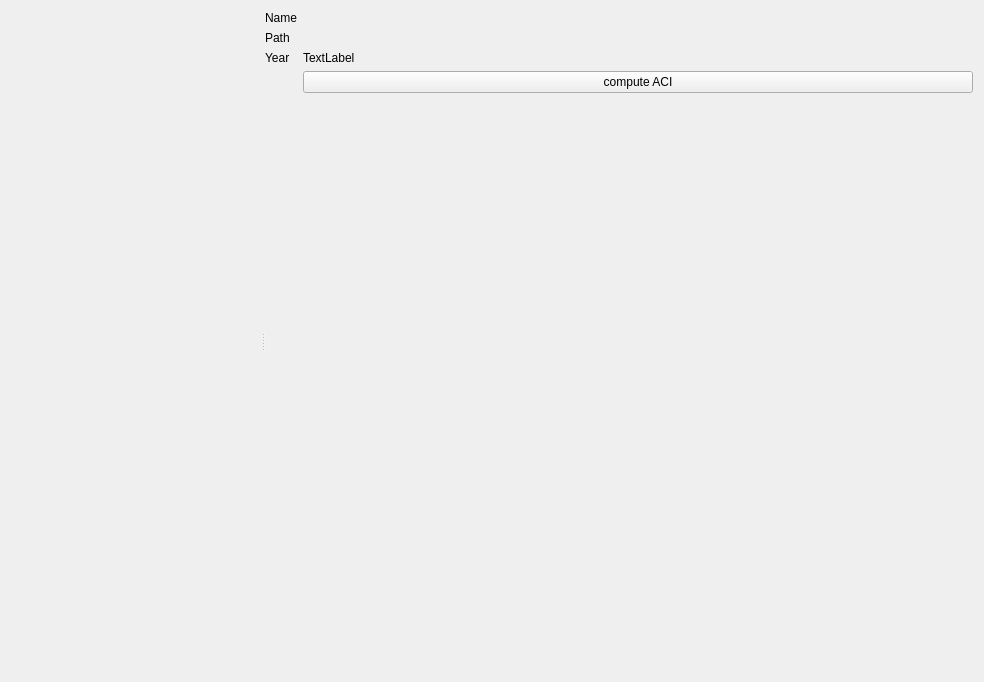
Qt form src/gui/widgets/audio/ui/audiomanager.ui (Vin985/ecosongs) before a commit.
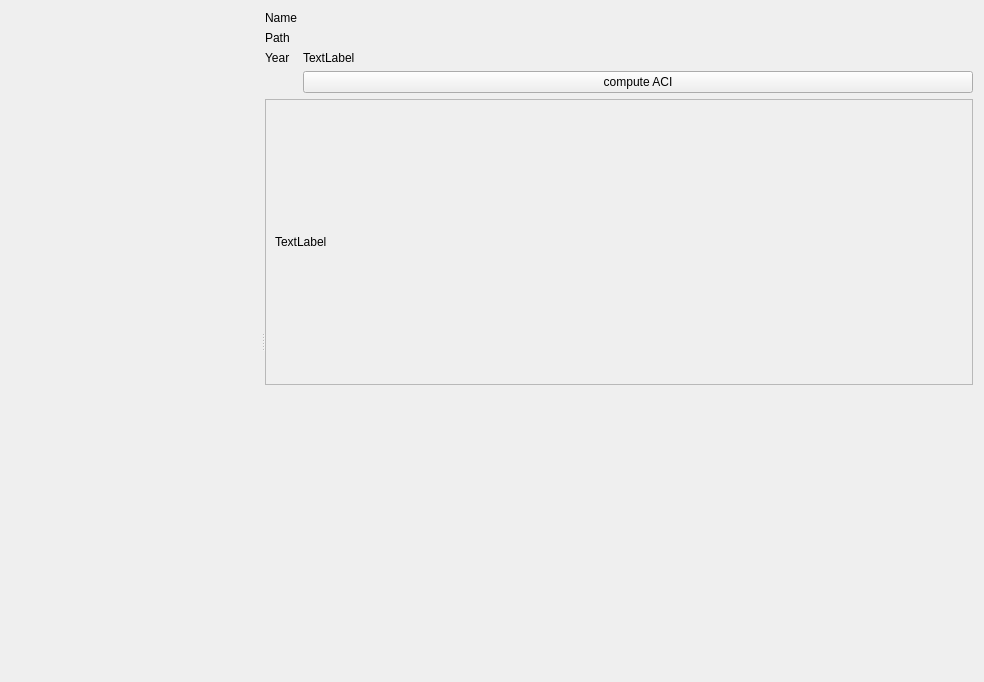
The same form after that commit. Custom widgets are drawn as their Qt base class.

Commit message: recordings model spectrogram display

Patch:
```diff
--- a/src/gui/widgets/audio/ui/audiomanager.ui
+++ b/src/gui/widgets/audio/ui/audiomanager.ui
@@ -48,7 +48,7 @@
          </property>
         </widget>
        </item>
-       <item row="4" column="0">
+       <item row="5" column="0">
         <spacer name="verticalSpacer">
          <property name="orientation">
           <enum>Qt::Vertical</enum>
@@ -109,6 +109,32 @@
          </property>
         </widget>
        </item>
+       <item row="4" column="0" colspan="2">
+        <widget class="QScrollArea" name="scrollArea">
+         <property name="widgetResizable">
+          <bool>true</bool>
+         </property>
+         <widget class="QWidget" name="scrollAreaWidgetContents">
+          <property name="geometry">
+           <rect>
+            <x>0</x>
+            <y>0</y>
+            <width>692</width>
+            <height>266</height>
+           </rect>
+          </property>
+          <layout class="QHBoxLayout" name="horizontalLayout">
+           <item>
+            <widget class="QLabel" name="spectrogram">
+             <property name="text">
+              <string>TextLabel</string>
+             </property>
+            </widget>
+           </item>
+          </layout>
+         </widget>
+        </widget>
+       </item>
       </layout>
      </widget>
     </widget>
```
Left out of the diff: 2 changed lines with no effect on the pictures. The commit also changes 10 other files.
